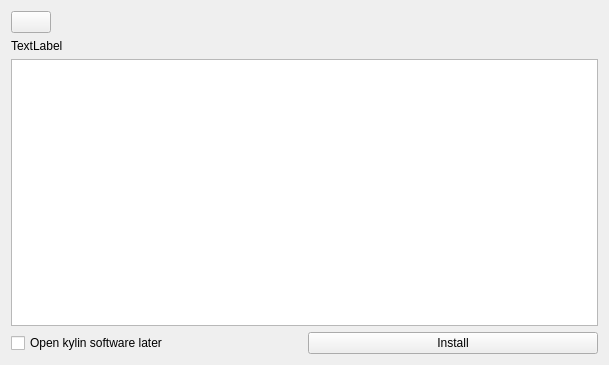
Before: the Qt Designer form src/mainwindow.ui in UbuntuKylin/ubuntu-kylin-wizard, drawn with Qt 5.
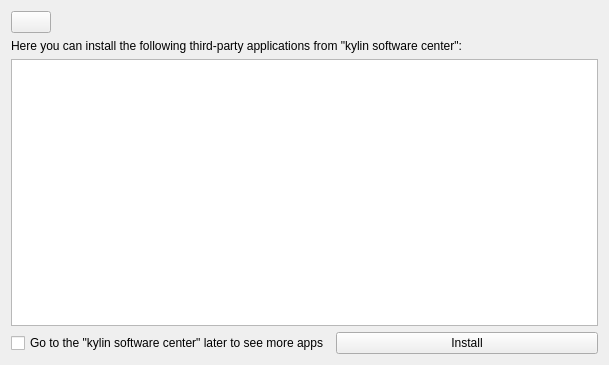
After: the same form once the commit is applied.

```diff
--- a/src/mainwindow.ui
+++ b/src/mainwindow.ui
@@ -42,7 +42,7 @@
       <item>
        <widget class="QLabel" name="titleLabel">
         <property name="text">
-         <string>TextLabel</string>
+         <string>Here you can install the following third-party applications from &quot;kylin software center&quot;:</string>
         </property>
        </widget>
       </item>
@@ -54,7 +54,7 @@
         <item>
          <widget class="QCheckBox" name="checkBox">
           <property name="text">
-           <string>Open kylin software later</string>
+           <string>Go to the &quot;kylin software center&quot; later to see more apps</string>
           </property>
           <property name="tristate">
            <bool>false</bool>
```
